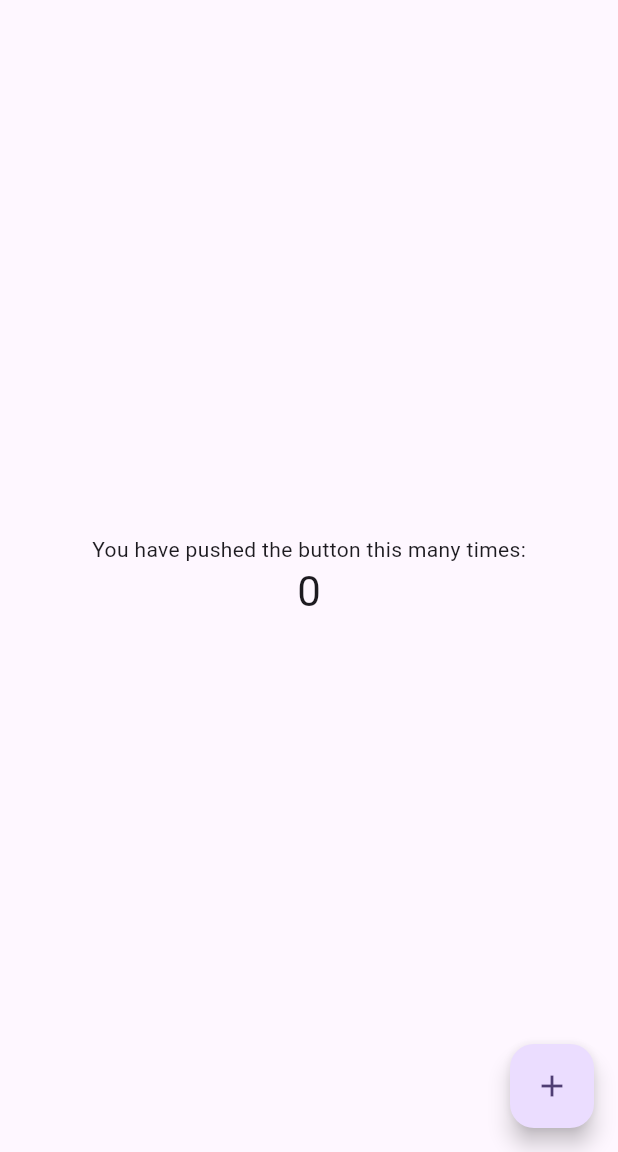
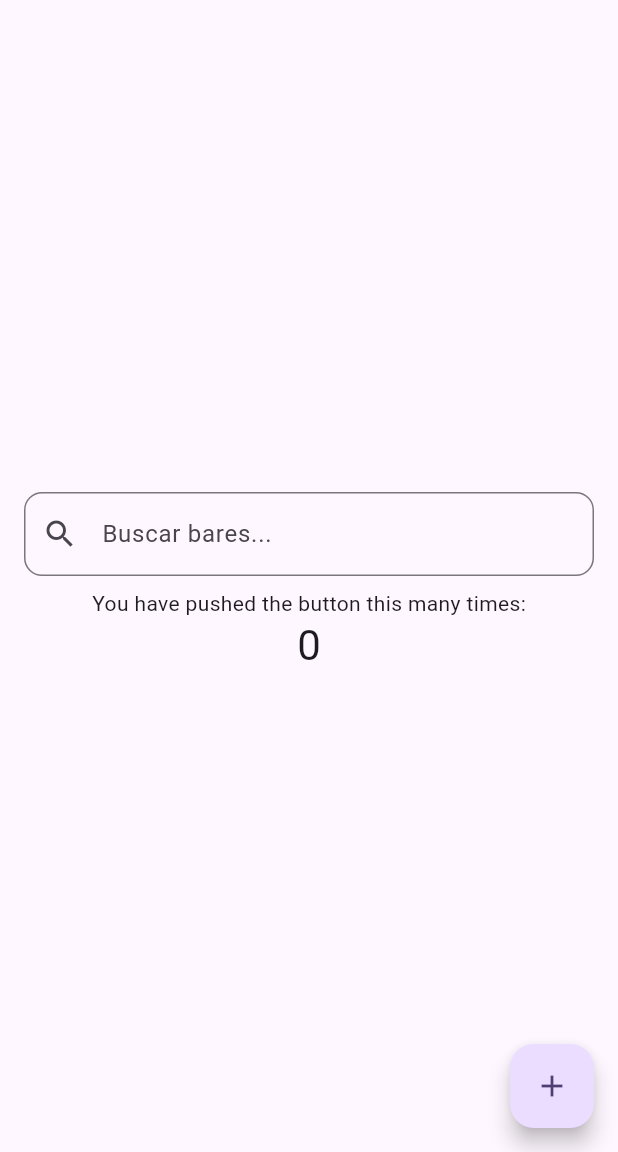
Before and after one commit to AndreSSS1022/Quiz1, a Flutter app: the screen it shows after launch, on a phone screen of 412 x 824 dp, the part 84-1236 px from its top. Run offline on Flutter 3.47's test engine with Material 3 defaults, Android fonts, the phone set to English and light mode, and no system bars.

Commit message:
Commit: Buscador

```diff
--- a/quiz1/lib/main.dart
+++ b/quiz1/lib/main.dart
@@ -104,6 +104,18 @@ class _MyHomePageState extends State<MyHomePage> {
           // wireframe for each widget.
           mainAxisAlignment: MainAxisAlignment.center,
           children: <Widget>[
+            Padding(
+              padding: const EdgeInsets.symmetric(horizontal: 16.0, vertical: 8.0),
+              child: TextField(
+                decoration: InputDecoration(
+                  hintText: 'Buscar bares...',
+                  prefixIcon: Icon(Icons.search),
+                  border: OutlineInputBorder(
+                    borderRadius: BorderRadius.circular(12),
+                  ),
+                ),
+              ),
+            ),
             const Text('You have pushed the button this many times:'),
             Text(
               '$_counter',
```
